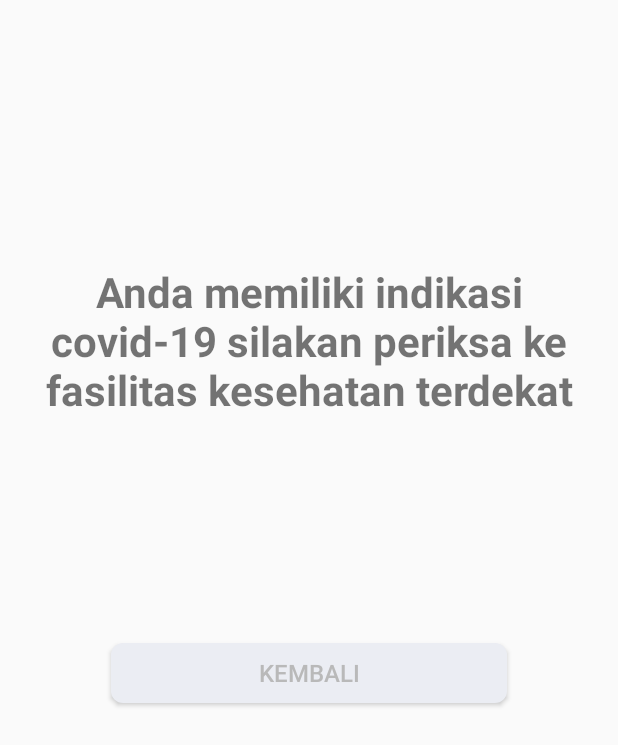
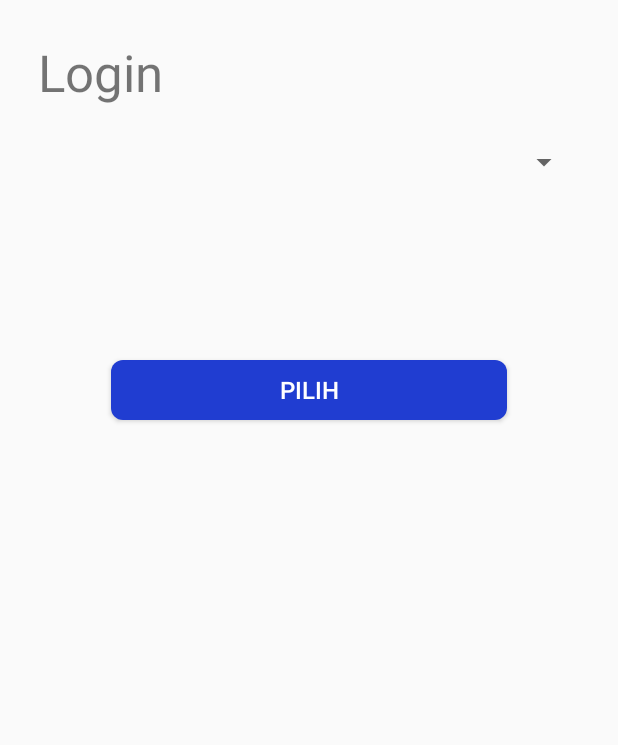
Before and after one commit to B21-CAP0375/Javas, an Android app: the SymptomFourFragment screen opened through its navigation route, after a tap on "NEXT", on a phone screen of 412 x 824 dp. Shown: the top 745 px of the screen. Run offline under Robolectric (Android 15) with nearby library versions, the phone set to English and light mode, and no system bars; our stand-ins replace Firebase (no records; nobody signed in at launch, a user with empty details on screens opened directly); 2 statements that could not run were skipped.

Commit message:
add user date vaccine

```diff
--- a/app/src/main/java/com/example/javas/data/UserRepository.kt
+++ b/app/src/main/java/com/example/javas/data/UserRepository.kt
@@ -47,7 +47,9 @@ class UserRepository (
     //admin vaksinasi time
     fun setHospital(hospital:String, date:String) = firestore.collection(hospital).document(date)
     fun getHospital(hospital: String)=firestore.collection(hospital)
-    fun getDate(hospital: String)=firestore.collectionGroup(hospital).whereEqualTo("status", true).get()
+
+
+    fun getDate(hospital: String)=firestore.collection(hospital).whereEqualTo("status", true).get()
 
     fun currentUser() = firebaseAuth.currentUser
 
--- a/app/src/main/java/com/example/javas/ui/adminlistdate/AdminListDateFragment.kt
+++ b/app/src/main/java/com/example/javas/ui/adminlistdate/AdminListDateFragment.kt
@@ -63,6 +63,6 @@ class AdminListDateFragment : Fragment(), AdapterView.OnItemSelectedListener {
 
         override fun onNothingSelected(parent: AdapterView<*>?) {
                 Toast.makeText(context, "gagal", Toast.LENGTH_SHORT).show()
-        }
+            }
 
 }
--- /dev/null
+++ b/app/src/main/java/com/example/javas/ui/choosedatevaccine/ChooseDateVaccineFragment.kt
@@ -0,0 +1,86 @@
+package com.example.javas.ui.choosedatevaccine
+
+import android.os.Bundle
+import androidx.fragment.app.Fragment
+import android.view.LayoutInflater
+import android.view.View
+import android.view.ViewGroup
+import android.widget.AdapterView
+import android.widget.ArrayAdapter
+import android.widget.Toast
+import androidx.core.view.get
+import androidx.lifecycle.ViewModelProvider
+import androidx.navigation.findNavController
+import androidx.navigation.fragment.findNavController
+import com.example.javas.R
+import com.example.javas.databinding.FragmentAdminListDateBinding
+import com.example.javas.databinding.FragmentChooseDateVaccineBinding
+import com.example.javas.ui.adminlistdate.AdminListDateViewModel
+import com.example.javas.utils.ViewModelFactory
+
+class ChooseDateVaccineFragment : Fragment() {
+
+    private lateinit var  _binding: FragmentChooseDateVaccineBinding
+    private val binding get() = _binding
+    private lateinit var  viewModel: ChooseDateVaccineViewModel
+
+    override fun onCreateView(inflater: LayoutInflater, container: ViewGroup?,
+                              savedInstanceState: Bundle?): View {
+        _binding = FragmentChooseDateVaccineBinding.inflate(inflater, container, false)
+        val view = binding.root
+        return view
+    }
+
+    override fun onViewCreated(view: View, savedInstanceState: Bundle?) {
+        val name = ChooseDateVaccineFragmentArgs.fromBundle(arguments as Bundle).name
+        val factory = ViewModelFactory.getInstance(requireActivity())
+        viewModel = ViewModelProvider(this, factory)[ChooseDateVaccineViewModel::class.java]
+
+        val getDate = viewModel.getDate("hospitaltesting")
+        val getUser = viewModel.getUser(name)
+
+        val spinner = binding.spinner
+        val subjects: MutableList<String> = ArrayList()
+
+
+        getDate
+            .addOnSuccessListener { documents->
+                for (document in documents) {
+                    subjects.add(document.getString("date").toString())
+                    val arrayAdapter =
+                        context?.let { ArrayAdapter(it,android.R.layout.simple_spinner_item,subjects) }
+                    if (arrayAdapter != null) {
+                        arrayAdapter.setDropDownViewResource(android.R.layout.simple_spinner_dropdown_item)
+                        spinner.adapter = arrayAdapter
+                        spinner.onItemSelectedListener = object : AdapterView.OnItemSelectedListener {
+                            override fun onNothingSelected(parent: AdapterView<*>?) {
+                                Toast.makeText(context, "tidak bisa", Toast.LENGTH_SHORT).show()
+                            }
+                            override fun onItemSelected(
+                                parent: AdapterView<*>?,
+                                view: View?,
+                                position: Int,
+                                id: Long
+                            ) {
+                                val vaccineDate = hashMapOf(
+                                         "vaccineDate" to spinner.getItemAtPosition(position).toString()
+                                )
+                                binding.btnLoginLoginPage.setOnClickListener {
+                                    getUser
+                                        .collection("vaccination")
+                                        .document("vaccineDate")
+                                        .set(vaccineDate)
+                                    Toast.makeText(context, "berhasil", Toast.LENGTH_SHORT).show()
+                                    val toHomePage = ChooseDateVaccineFragmentDirections.actionChooseDateVaccineFragmentToHomePageFragment()
+                                    toHomePage.name=name
+                                    if (view != null) {
+                                        view.findNavController().navigate(toHomePage)
+                                    }
+                                }
+                            }
+                        }
+                    }
+                }
+            }
+    }
+}
--- /dev/null
+++ b/app/src/main/java/com/example/javas/ui/choosedatevaccine/ChooseDateVaccineViewModel.kt
@@ -0,0 +1,14 @@
+package com.example.javas.ui.choosedatevaccine
+
+import androidx.lifecycle.ViewModel
+import com.example.javas.data.UserRepository
+
+class ChooseDateVaccineViewModel (
+    private val repository: UserRepository
+) : ViewModel() {
+
+    fun  getDate(hospital:String) = repository.getDate(hospital)
+
+    fun getUser(email:String)= repository.getUser(email)
+
+}
--- a/app/src/main/java/com/example/javas/ui/symptoms/SymptomFourFragment.kt
+++ b/app/src/main/java/com/example/javas/ui/symptoms/SymptomFourFragment.kt
@@ -4,6 +4,7 @@ import android.os.Bundle
 import android.view.LayoutInflater
 import android.view.View
 import android.view.ViewGroup
+import android.widget.Toast
 import androidx.fragment.app.Fragment
 import androidx.navigation.findNavController
 import com.example.javas.R
@@ -80,7 +81,9 @@ class SymptomFourFragment : Fragment() {
         }
 
         binding.btnNextResult.setOnClickListener {
-            val toResult = SymptomFourFragmentDirections.actionSymptomFourFragmentToResultPositiveFragment()
+            val name = SymptomFourFragmentArgs.fromBundle(arguments as Bundle).name
+            val toResult = SymptomFourFragmentDirections.actionSymptomFourFragmentToChooseDateVaccineFragment()
+            toResult.name=name
             view.findNavController().navigate(toResult)
         }
 
--- a/app/src/main/java/com/example/javas/ui/symptoms/SymptomThreeFragment.kt
+++ b/app/src/main/java/com/example/javas/ui/symptoms/SymptomThreeFragment.kt
@@ -76,7 +76,9 @@ class SymptomThreeFragment : Fragment() {
             }
         }
         binding.btnNextFour.setOnClickListener {
+            val name = SymptomThreeFragmentArgs.fromBundle(arguments as Bundle).name
             val toSymptomsFour = SymptomThreeFragmentDirections.actionSymptomThreeFragmentToSymptomFourFragment()
+            toSymptomsFour.name= name
             toSymptomsFour.sakitPernapasan = sakitPernapasan
             toSymptomsFour.demam = demam
             toSymptomsFour.batukKering = batukKering
@@ -95,7 +97,7 @@ class SymptomThreeFragment : Fragment() {
 
             if (validate()){
                 view.findNavController()
-                    .navigate(R.id.action_symptomThreeFragment_to_symptomFourFragment)
+                    .navigate(toSymptomsFour)
             }else {
                 Toast.makeText(context, "Mohon jawab semua pertanyaan", Toast.LENGTH_SHORT).show()
             }
--- a/app/src/main/java/com/example/javas/ui/symptoms/SymptomTwoFragment.kt
+++ b/app/src/main/java/com/example/javas/ui/symptoms/SymptomTwoFragment.kt
@@ -72,7 +72,9 @@ class SymptomTwoFragment : Fragment() {
         }
 
         binding.btnNextThree.setOnClickListener {
+            val name=SymptomTwoFragmentArgs.fromBundle(arguments as Bundle).name
             val toSymptomsThree = SymptomTwoFragmentDirections.actionSymptomTwoFragmentToSymptomThreeFragment()
+            toSymptomsThree.name= name
             toSymptomsThree.sakitPernapasan = sakitPernapasan
             toSymptomsThree.demam = demam
             toSymptomsThree.batukKering = batukKering
@@ -87,7 +89,7 @@ class SymptomTwoFragment : Fragment() {
 
             if (validate()){
                 view.findNavController()
-                    .navigate(R.id.action_symptomTwoFragment_to_symptomThreeFragment)
+                    .navigate(toSymptomsThree)
             }else {
                 Toast.makeText(context, "Mohon jawab semua pertanyaan", Toast.LENGTH_SHORT).show()
             }
--- a/app/src/main/java/com/example/javas/utils/ViewModelFactory.kt
+++ b/app/src/main/java/com/example/javas/utils/ViewModelFactory.kt
@@ -6,6 +6,7 @@ import androidx.lifecycle.ViewModelProvider
 import com.example.javas.data.UserRepository
 import com.example.javas.ui.adminlistdate.AdminListDateViewModel
 import com.example.javas.ui.adminpage.AdminPageViewModel
+import com.example.javas.ui.choosedatevaccine.ChooseDateVaccineViewModel
 import com.example.javas.ui.datepage.DatePageViewModel
 import com.example.javas.ui.hospitalvaksinasi.HospitalVaksinasiViewModel
 import com.example.javas.ui.login.LoginViewModel
@@ -55,6 +56,9 @@ class ViewModelFactory private constructor(private val tourismRepository: UserRe
             modelClass.isAssignableFrom(AdminListDateViewModel::class.java) -> {
                 AdminListDateViewModel(tourismRepository) as T
             }
+            modelClass.isAssignableFrom(ChooseDateVaccineViewModel::class.java) -> {
+                ChooseDateVaccineViewModel(tourismRepository) as T
+            }
             else -> throw Throwable("Unknown ViewModel class: " + modelClass.name)
         }
 }
--- /dev/null
+++ b/app/src/main/res/layout/fragment_choose_date_vaccine.xml
@@ -0,0 +1,46 @@
+<?xml version="1.0" encoding="utf-8"?>
+<androidx.constraintlayout.widget.ConstraintLayout xmlns:android="http://schemas.android.com/apk/res/android"
+    xmlns:tools="http://schemas.android.com/tools"
+    android:layout_width="match_parent"
+    android:layout_height="match_parent"
+    xmlns:app="http://schemas.android.com/apk/res-auto"
+    tools:context=".ui.choosedatevaccine.ChooseDateVaccineFragment"
+    android:padding="25dp">
+
+    <TextView
+        android:id="@+id/login_title"
+        android:layout_width="match_parent"
+        android:layout_height="wrap_content"
+        android:text="@string/login_page_title"
+        android:textSize="34sp"
+        app:layout_constraintEnd_toEndOf="parent"
+        app:layout_constraintStart_toStartOf="parent"
+        app:layout_constraintTop_toTopOf="parent" />
+
+    <Spinner
+        android:id="@+id/spinner"
+        android:layout_width="match_parent"
+        android:layout_height="wrap_content"
+        android:layout_marginTop="25dp"
+        android:textColor="@color/black"
+        app:layout_constraintStart_toStartOf="parent"
+        app:layout_constraintEnd_toEndOf="parent"
+        app:layout_constraintTop_toBottomOf="@id/login_title"
+        />
+
+    <androidx.appcompat.widget.AppCompatButton
+        android:id="@+id/btn_login_login_page"
+        android:layout_width="264dp"
+        android:layout_height="40dp"
+        android:layout_marginTop="120dp"
+        android:background="@drawable/background_button_blue_primary"
+        android:text="@string/date_page_btn"
+        android:textColor="@color/white"
+        android:textSize="16sp"
+        app:layout_constraintEnd_toEndOf="parent"
+        app:layout_constraintStart_toStartOf="parent"
+        app:layout_constraintTop_toBottomOf="@id/spinner" />
+
+
+
+</androidx.constraintlayout.widget.ConstraintLayout>
--- a/app/src/main/res/navigation/main_navigation.xml
+++ b/app/src/main/res/navigation/main_navigation.xml
@@ -257,6 +257,10 @@
             android:name="backpressed"
             android:defaultValue="false"
             app:argType="boolean" />
+        <argument
+            android:name="name"
+            app:argType="string"
+            android:defaultValue="name" />
     </fragment>
     <fragment
         android:id="@+id/symptomTwoFragment"
@@ -311,6 +315,10 @@
             android:name="backpressed"
             android:defaultValue="false"
             app:argType="boolean" />
+        <argument
+            android:name="name"
+            app:argType="string"
+            android:defaultValue="name" />
     </fragment>
     <fragment
         android:id="@+id/symptomThreeFragment"
@@ -385,6 +393,10 @@
             android:name="backpressed"
             android:defaultValue="false"
             app:argType="boolean" />
+        <argument
+            android:name="name"
+            app:argType="string"
+            android:defaultValue="name" />
     </fragment>
     <fragment
         android:id="@+id/symptomFourFragment"
@@ -480,6 +492,13 @@
             app:destination="@id/resultPositiveFragment"
             app:popUpTo="@id/symptomFourFragment"
             app:popUpToInclusive="true" />
+        <argument
+            android:name="name"
+            app:argType="string"
+            android:defaultValue="name" />
+        <action
+            android:id="@+id/action_symptomFourFragment_to_chooseDateVaccineFragment"
+            app:destination="@id/chooseDateVaccineFragment" />
     </fragment>
     <fragment
         android:id="@+id/userProfileFragment"
@@ -521,6 +540,10 @@
             app:destination="@id/homePageFragment"
             app:popUpTo="@id/resultPositiveFragment"
             app:popUpToInclusive="true" />
+        <argument
+            android:name="name"
+            app:argType="string"
+            android:defaultValue="name" />
     </fragment>
     <fragment
         android:id="@+id/adminPageFragment"
@@ -571,4 +594,19 @@
             app:argType="string"
             android:defaultValue="hospital" />
     </fragment>
+    <fragment
+        android:id="@+id/chooseDateVaccineFragment"
+        android:name="com.example.javas.ui.choosedatevaccine.ChooseDateVaccineFragment"
+        android:label="fragment_choose_date_vaccine"
+        tools:layout="@layout/fragment_choose_date_vaccine" >
+        <argument
+            android:name="name"
+            app:argType="string"
+            android:defaultValue="name" />
+        <action
+            android:id="@+id/action_chooseDateVaccineFragment_to_homePageFragment"
+            app:destination="@id/homePageFragment"
+            app:popUpTo="@id/chooseDateVaccineFragment"
+            app:popUpToInclusive="true" />
+    </fragment>
 </navigation>
--- a/app/src/main/res/values/strings.xml
+++ b/app/src/main/res/values/strings.xml
@@ -113,4 +113,9 @@
     <string name="vaccinate_person_input">orang</string>
     <string name="vaccinate_person_btn">Update</string>
 
+
+    <!--choose date-->
+    <string name="date_page_title">Pilih jadwal</string>
+    <string name="date_page_btn">Pilih</string>
+
 </resources>
```
Also changed, not shown: app/src/main/java/com/example/javas/ui/homepage/HomePageFragment.kt (+5 -5 lines), app/src/main/java/com/example/javas/ui/symptoms/SymptomOneFragment.kt (+4 -3 lines).
